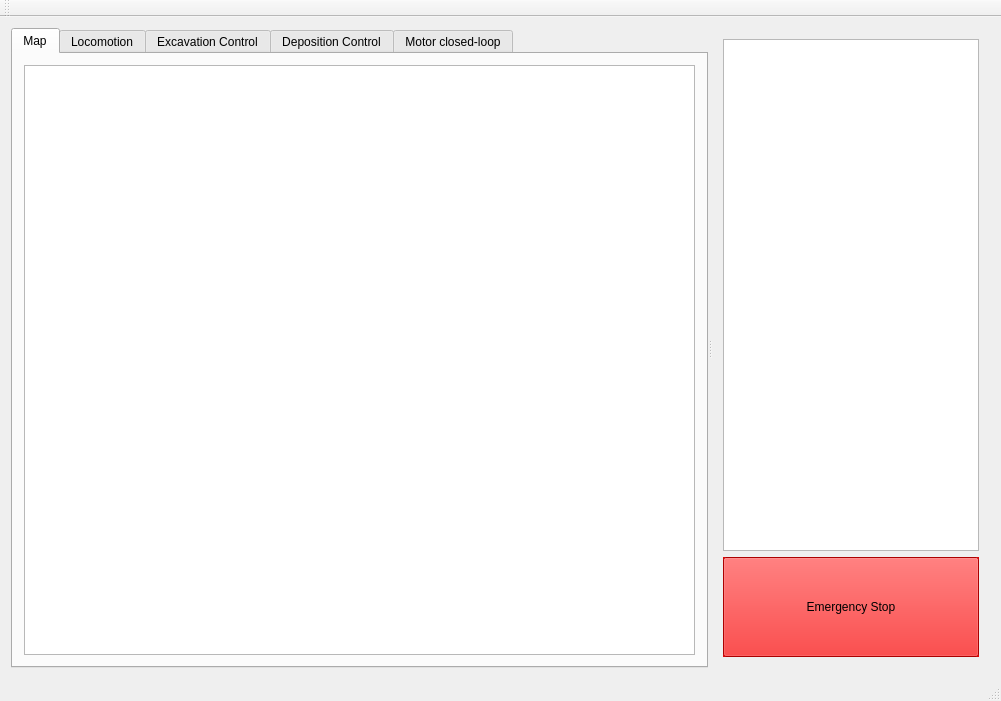
First picture: the form in client/mainwindow.ui, repository CWRUbotix/NASA-RMC-2017, before the edit.
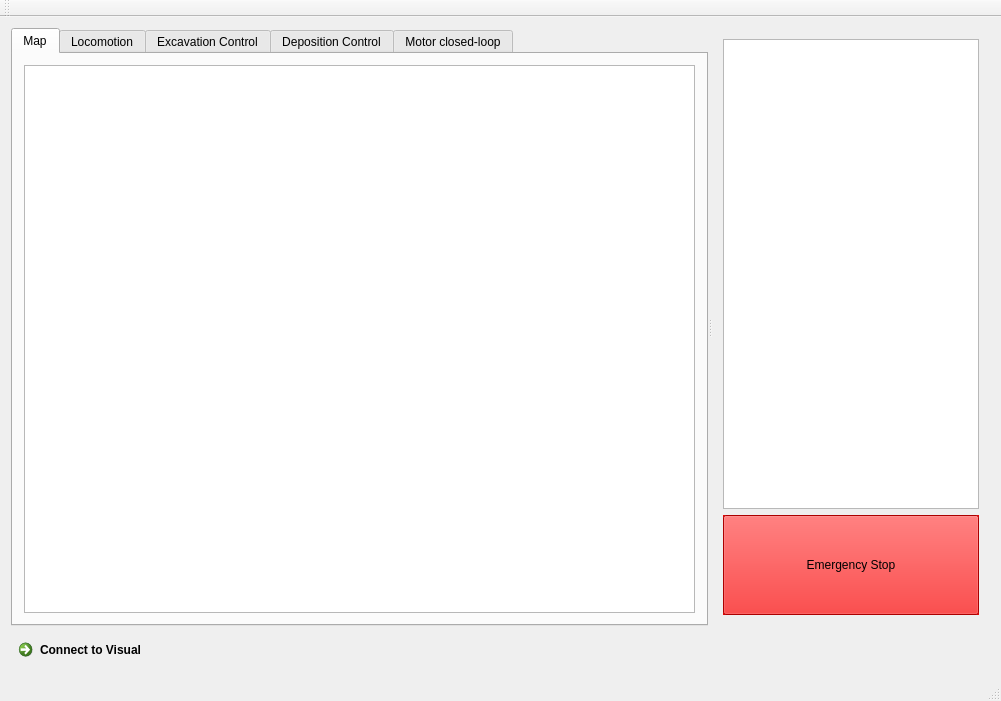
Second picture: the form after the edit. The open tabs and pages were chosen to show the change.

```diff
--- a/client/mainwindow.ui
+++ b/client/mainwindow.ui
@@ -3035,6 +3035,13 @@
       </widget>
      </widget>
     </item>
+    <item>
+     <widget class="QCommandLinkButton" name="commandLinkButton">
+      <property name="text">
+       <string>Connect to Visual</string>
+      </property>
+     </widget>
+    </item>
    </layout>
   </widget>
   <widget class="QMenuBar" name="menuBar">
```
Left out of the diff: 2 changed lines with no effect on the pictures.
